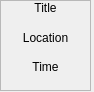
Above: SessionWidget.ui from yycho0108/OlinScheduler before the change. Below: the same form after it.
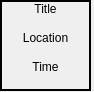
That is the form after the change.

Commit message: Implemented Collision Detection

```diff
--- a/SessionWidget.ui
+++ b/SessionWidget.ui
@@ -35,13 +35,13 @@
     </sizepolicy>
    </property>
    <property name="frameShape">
-    <enum>QFrame::StyledPanel</enum>
+    <enum>QFrame::Box</enum>
    </property>
    <property name="frameShadow">
-    <enum>QFrame::Raised</enum>
+    <enum>QFrame::Plain</enum>
    </property>
    <property name="lineWidth">
-    <number>5</number>
+    <number>2</number>
    </property>
    <layout class="QVBoxLayout" name="verticalLayout_2">
     <property name="spacing">
```
The commit also changes 2 other files.
